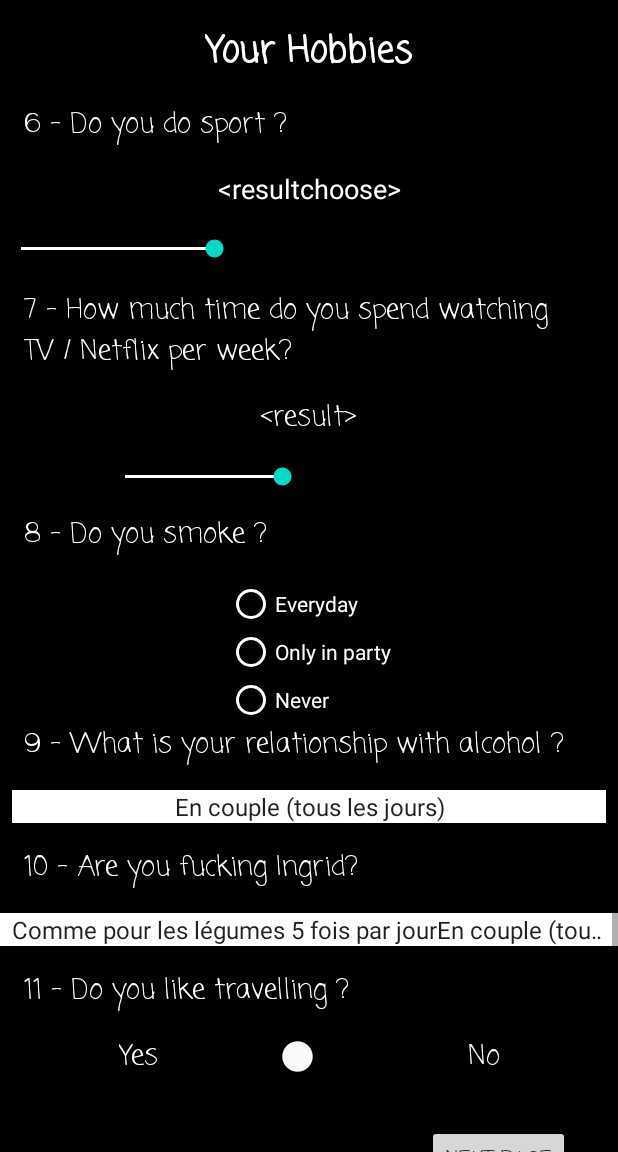
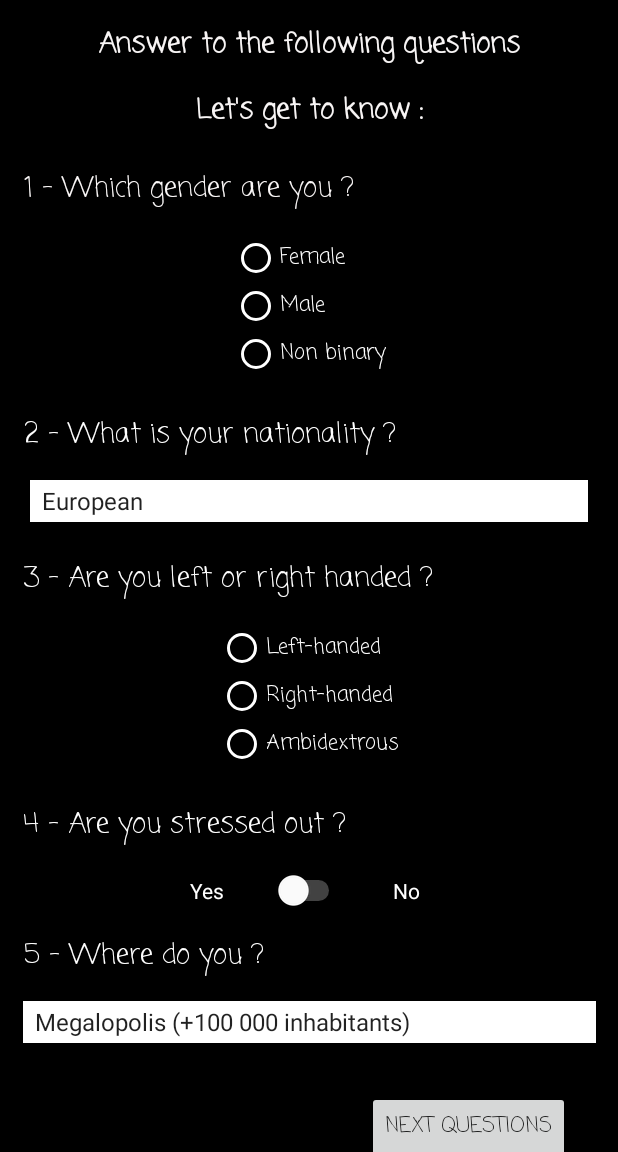
Before and after one commit to simonpayraudeau/FilRouge, an Android app: the screen it shows after launch (Hobbies before the commit, AboutYou after it), after a tap on "START", on a phone screen of 412 x 824 dp, the part 84-1236 px from its top. Run offline under Robolectric (Android 15) with nearby library versions, the phone set to English and light mode, and no system bars.

Commit message:
Ajout About You

```diff
--- a/app/src/main/AndroidManifest.xml
+++ b/app/src/main/AndroidManifest.xml
@@ -9,7 +9,8 @@
         android:roundIcon="@mipmap/ic_launcher_round"
         android:supportsRtl="true"
         android:theme="@style/AppTheme">
-        <activity android:name=".Lifestyle"></activity>
+        <activity android:name=".AboutYou"></activity>
+        <activity android:name=".Lifestyle" />
         <activity android:name=".Hobbies" />
         <activity android:name=".MainActivity">
             <intent-filter>
--- /dev/null
+++ b/app/src/main/java/up/gphy/filrouge/AboutYou.java
@@ -0,0 +1,64 @@
+package up.gphy.filrouge;
+
+import androidx.appcompat.app.AppCompatActivity;
+
+import android.icu.text.CaseMap;
+import android.os.Bundle;
+import android.widget.Button;
+import android.widget.RadioButton;
+import android.widget.Space;
+import android.widget.Spinner;
+import android.widget.Switch;
+import android.widget.TextView;
+
+public class AboutYou extends AppCompatActivity {
+
+    private TextView titleAY;
+    private TextView txtcatAY;
+    private TextView txtq1AY;
+    private RadioButton rbrep1aAY;
+    private RadioButton rbrep1bAY;
+    private RadioButton rbrep1cAY;
+    private TextView txtq2AY;
+    private Spinner spinrep2AY;
+    private TextView txtq3AY;
+    private RadioButton rbrep3aAY;
+    private RadioButton rbrep3bAY;
+    private RadioButton rbrep3cAY;
+    private TextView txtq4AY;
+    private TextView txtrep4yesAY;
+    private TextView txtrep4noAY;
+    private Switch swrep4AY;
+    private TextView txtq5AY;
+    private Spinner spinrep5AY;
+    private Button btnnextAY;
+
+    public static String TAG = "GMD About You";// Identifiant pour les messages de log
+
+    @Override
+    protected void onCreate(Bundle savedInstanceState) {
+        super.onCreate(savedInstanceState);
+        setContentView(R.layout.activity_about_you);
+
+        titleAY = findViewById(R.id.tittle);
+        txtcatAY = findViewById(R.id.txtcat1);
+        txtq1AY = findViewById(R.id.txtquest1);
+        rbrep1aAY = findViewById(R.id.rbrep1a);
+        rbrep1bAY = findViewById(R.id.rbrep1b);
+        rbrep1cAY = findViewById(R.id.rbrep1c);
+        txtq2AY = findViewById(R.id.txtquest2);
+        spinrep2AY = findViewById(R.id.spinrep2);
+        txtq3AY = findViewById(R.id.txtquest3);
+        rbrep3aAY = findViewById(R.id.rbrep3a);
+        rbrep3bAY = findViewById(R.id.rbrep3b);
+        rbrep3cAY = findViewById(R.id.rbrep3c);
+        txtq4AY = findViewById(R.id.txtquest4);
+        txtrep4yesAY = findViewById(R.id.txtr4yes);
+        txtrep4noAY = findViewById(R.id.txtr4no);
+        swrep4AY = findViewById(R.id.stchrep4);
+        txtq5AY = findViewById(R.id.txtquest5);
+        spinrep5AY = findViewById(R.id.spinrep5);
+        btnnextAY = findViewById(R.id.bnextQ1);
+
+    }
+}
--- a/app/src/main/java/up/gphy/filrouge/MainActivity.java
+++ b/app/src/main/java/up/gphy/filrouge/MainActivity.java
@@ -24,7 +24,7 @@ public class MainActivity extends AppCompatActivity {
 
     public void doConnect(View view) {
         Log.d(TAG,"do connect");
-        Intent intent = new Intent(this, Hobbies.class);
+        Intent intent = new Intent(this, AboutYou.class);
         startActivity(intent);
     }
 }
--- /dev/null
+++ b/app/src/main/res/layout/activity_about_you.xml
@@ -0,0 +1,284 @@
+<?xml version="1.0" encoding="utf-8"?>
+<androidx.constraintlayout.widget.ConstraintLayout xmlns:android="http://schemas.android.com/apk/res/android"
+    xmlns:app="http://schemas.android.com/apk/res-auto"
+    xmlns:tools="http://schemas.android.com/tools"
+    android:layout_width="match_parent"
+    android:layout_height="match_parent"
+    android:background="#000000"
+    tools:context=".AboutYou">
+    <ScrollView
+        android:layout_width="match_parent"
+        android:layout_height="match_parent"
+        tools:layout_editor_absoluteX="0dp"
+        tools:layout_editor_absoluteY="0dp">
+
+        <androidx.constraintlayout.widget.ConstraintLayout
+            android:id="@+id/linearLayout"
+            android:layout_width="match_parent"
+            android:layout_height="wrap_content">
+
+
+            <TextView
+                android:id="@+id/tittle"
+                android:layout_width="wrap_content"
+                android:layout_height="wrap_content"
+                android:layout_marginTop="16dp"
+                android:fontFamily="casual"
+                android:text="@string/answer_to_the_following_questions"
+                android:textColor="#F8F5F5"
+                android:textSize="18sp"
+                android:textStyle="bold"
+                app:layout_constraintEnd_toEndOf="parent"
+                app:layout_constraintStart_toStartOf="parent"
+                app:layout_constraintTop_toTopOf="parent" />
+
+
+            <TextView
+                android:id="@+id/txtquest5"
+                android:layout_width="wrap_content"
+                android:layout_height="wrap_content"
+                android:layout_marginStart="16dp"
+                android:layout_marginTop="16dp"
+                android:fontFamily="casual"
+                android:text="@string/_5_where_do_you"
+                android:textColor="#FFFFFF"
+                android:textSize="18sp"
+                app:layout_constraintEnd_toEndOf="parent"
+                app:layout_constraintHorizontal_bias="0.0"
+                app:layout_constraintStart_toStartOf="parent"
+                app:layout_constraintTop_toBottomOf="@+id/stchrep4" />
+
+            <TextView
+                android:id="@+id/txtcat1"
+                android:layout_width="wrap_content"
+                android:layout_height="wrap_content"
+                android:layout_marginTop="16dp"
+                android:fontFamily="casual"
+                android:text="@string/let_s_get_to_know"
+                android:textColor="#F8F5F5"
+                android:textSize="18sp"
+                android:textStyle="bold"
+                app:layout_constraintEnd_toEndOf="parent"
+                app:layout_constraintStart_toStartOf="parent"
+                app:layout_constraintTop_toBottomOf="@+id/tittle" />
+
+            <Switch
+                android:id="@+id/stchrep4"
+                android:layout_width="wrap_content"
+                android:layout_height="wrap_content"
+                android:layout_marginTop="16dp"
+                android:textColor="#FFFFFF"
+                android:textOff="@string/yes"
+                android:textOn="@string/no"
+                android:thumbTint="#FFFFFF"
+                android:trackTint="#FFFFFF"
+                app:layout_constraintEnd_toEndOf="parent"
+                app:layout_constraintStart_toStartOf="parent"
+                app:layout_constraintTop_toBottomOf="@+id/txtquest4" />
+
+            <TextView
+                android:id="@+id/txtquest3"
+                android:layout_width="wrap_content"
+                android:layout_height="wrap_content"
+                android:layout_marginStart="16dp"
+                android:layout_marginTop="24dp"
+                android:fontFamily="casual"
+                android:text="@string/_3_are_you_left_or_right_handed"
+                android:textColor="#FFFFFF"
+                android:textSize="18sp"
+                app:layout_constraintEnd_toEndOf="parent"
+                app:layout_constraintHorizontal_bias="0.0"
+                app:layout_constraintStart_toStartOf="parent"
+                app:layout_constraintTop_toBottomOf="@+id/spinrep2" />
+
+            <TextView
+                android:id="@+id/txtquest4"
+                android:layout_width="wrap_content"
+                android:layout_height="wrap_content"
+                android:layout_marginStart="16dp"
+                android:layout_marginTop="24dp"
+                android:fontFamily="casual"
+                android:text="@string/_4_are_you_stressed_out"
+                android:textColor="#FFFFFF"
+                android:textSize="18sp"
+                app:layout_constraintEnd_toEndOf="parent"
+                app:layout_constraintHorizontal_bias="0.0"
+                app:layout_constraintStart_toStartOf="parent"
+                app:layout_constraintTop_toBottomOf="@+id/rbgrep3" />
+
+            <TextView
+                android:id="@+id/txtquest2"
+                android:layout_width="wrap_content"
+                android:layout_height="wrap_content"
+                android:layout_marginStart="16dp"
+                android:layout_marginTop="24dp"
+                android:fontFamily="casual"
+                android:text="@string/_2_what_is_your_nationality"
+                android:textColor="#FFFFFF"
+                android:textSize="18sp"
+                app:layout_constraintEnd_toEndOf="parent"
+                app:layout_constraintHorizontal_bias="0.0"
+                app:layout_constraintStart_toStartOf="parent"
+                app:layout_constraintTop_toBottomOf="@+id/rbgrep1" />
+
+            <Spinner
+                android:id="@+id/spinrep2"
+                android:layout_width="372dp"
+                android:layout_height="28dp"
+                android:layout_marginStart="8dp"
+                android:layout_marginTop="16dp"
+                android:layout_marginEnd="8dp"
+                android:background="#FFFFFF"
+                android:backgroundTint="#FFFFFF"
+                android:entries="@array/array_rep2"
+                app:layout_constraintEnd_toEndOf="parent"
+                app:layout_constraintStart_toStartOf="parent"
+                app:layout_constraintTop_toBottomOf="@+id/txtquest2" />
+
+            <TextView
+                android:id="@+id/txtquest1"
+                android:layout_width="wrap_content"
+                android:layout_height="0dp"
+                android:layout_marginStart="16dp"
+                android:layout_marginTop="24dp"
+                android:fontFamily="casual"
+                android:text="@string/_1_which_gender_are_you"
+                android:textColor="#FBF8F8"
+                android:textSize="18sp"
+                app:layout_constraintEnd_toEndOf="parent"
+                app:layout_constraintHorizontal_bias="0.0"
+                app:layout_constraintStart_toStartOf="parent"
+                app:layout_constraintTop_toBottomOf="@+id/txtcat1" />
+
+
+            <RadioGroup
+                android:id="@+id/rbgrep3"
+                android:layout_width="wrap_content"
+                android:layout_height="wrap_content"
+                android:layout_marginTop="16dp"
+                app:layout_constraintEnd_toEndOf="parent"
+                app:layout_constraintStart_toStartOf="parent"
+                app:layout_constraintTop_toBottomOf="@+id/txtquest3">
+
+                <RadioButton
+                    android:id="@+id/rbrep3a"
+                    android:layout_width="120dp"
+                    android:layout_height="wrap_content"
+                    android:buttonTint="#FFFFFF"
+                    android:fontFamily="casual"
+                    android:text="@string/left_handed"
+                    android:textColor="#FFFFFF" />
+
+                <RadioButton
+                    android:id="@+id/rbrep3b"
+                    android:layout_width="120dp"
+                    android:layout_height="wrap_content"
+                    android:buttonTint="#FFFFFF"
+                    android:fontFamily="casual"
+                    android:text="@string/right_handed"
+                    android:textColor="#FFFFFF" />
+
+                <RadioButton
+                    android:id="@+id/rbrep3c"
+                    android:layout_width="wrap_content"
+                    android:layout_height="wrap_content"
+                    android:buttonTint="#FFFFFF"
+                    android:fontFamily="casual"
+                    android:text="@string/ambidextrous"
+                    android:textColor="#FFFFFF" />
+            </RadioGroup>
+
+            <RadioGroup
+                android:id="@+id/rbgrep1"
+                android:layout_width="wrap_content"
+                android:layout_height="wrap_content"
+                android:layout_marginTop="16dp"
+                app:layout_constraintEnd_toEndOf="parent"
+                app:layout_constraintStart_toStartOf="parent"
+                app:layout_constraintTop_toBottomOf="@+id/txtquest1">
+
+                <RadioButton
+                    android:id="@+id/rbrep1a"
+                    android:layout_width="match_parent"
+                    android:layout_height="wrap_content"
+                    android:buttonTint="#FFFFFF"
+                    android:fontFamily="casual"
+                    android:text="@string/female"
+                    android:textColor="#FFFFFF" />
+
+                <RadioButton
+                    android:id="@+id/rbrep1b"
+                    android:layout_width="match_parent"
+                    android:layout_height="wrap_content"
+                    android:buttonTint="#FFFFFF"
+                    android:fontFamily="casual"
+                    android:text="@string/male"
+                    android:textColor="#FFFFFF" />
+
+                <RadioButton
+                    android:id="@+id/rbrep1c"
+                    android:layout_width="match_parent"
+                    android:layout_height="wrap_content"
+                    android:buttonTint="#FFFFFF"
+                    android:fontFamily="casual"
+                    android:text="@string/non_binary"
+                    android:textColor="#FFFFFF" />
+            </RadioGroup>
+
+            <Spinner
+                android:id="@+id/spinrep5"
+                android:layout_width="382dp"
+                android:layout_height="28dp"
+                android:layout_marginTop="16dp"
+                android:background="#FFFFFF"
+                android:backgroundTint="#FFFFFF"
+                android:entries="@array/array_rep5"
+                app:layout_constraintEnd_toEndOf="parent"
+                app:layout_constraintStart_toStartOf="parent"
+                app:layout_constraintTop_toBottomOf="@+id/txtquest5" />
+
+            <Button
+                android:id="@+id/bnextQ1"
+                android:layout_width="wrap_content"
+                android:layout_height="wrap_content"
+                android:layout_marginTop="32dp"
+                android:layout_marginEnd="32dp"
+                android:layout_marginBottom="16dp"
+                android:fontFamily="casual"
+                android:text="@string/next_questions"
+                app:layout_constraintBottom_toBottomOf="parent"
+                app:layout_constraintEnd_toEndOf="parent"
+                app:layout_constraintHorizontal_bias="1.0"
+                app:layout_constraintStart_toStartOf="parent"
+                app:layout_constraintTop_toBottomOf="@+id/spinrep5" />
+
+            <TextView
+                android:id="@+id/txtr4yes"
+                android:layout_width="wrap_content"
+                android:layout_height="wrap_content"
+                android:layout_marginTop="20dp"
+                android:layout_marginEnd="32dp"
+                android:text="@string/yes"
+                android:textColor="#FFFFFF"
+                app:layout_constraintEnd_toStartOf="@+id/stchrep4"
+                app:layout_constraintHorizontal_bias="1.0"
+                app:layout_constraintStart_toStartOf="parent"
+                app:layout_constraintTop_toBottomOf="@+id/txtquest4" />
+
+            <TextView
+                android:id="@+id/txtr4no"
+                android:layout_width="wrap_content"
+                android:layout_height="wrap_content"
+                android:layout_marginStart="32dp"
+                android:layout_marginTop="20dp"
+                android:text="@string/no"
+                android:textColor="#FFFFFF"
+                app:layout_constraintEnd_toEndOf="parent"
+                app:layout_constraintHorizontal_bias="0.0"
+                app:layout_constraintStart_toEndOf="@+id/stchrep4"
+                app:layout_constraintTop_toBottomOf="@+id/txtquest4" />
+
+        </androidx.constraintlayout.widget.ConstraintLayout>
+    </ScrollView>
+
+</androidx.constraintlayout.widget.ConstraintLayout>
--- /dev/null
+++ b/app/src/main/res/values/rep2.xml
@@ -0,0 +1,13 @@
+<?xml version="1.0" encoding="utf-8"?>
+
+<resources>
+
+    <string-array name="array_rep2">
+        <item>European</item>
+        <item>Asian</item>
+        <item>African</item>
+        <item>American</item>
+        <item>Oceanian</item>
+    </string-array>
+
+</resources>
--- /dev/null
+++ b/app/src/main/res/values/rep5.xml
@@ -0,0 +1,13 @@
+<?xml version="1.0" encoding="utf-8"?>
+
+<resources>
+
+    <string-array name="array_rep5">
+        <item>Megalopolis (+100 000 inhabitants)</item>
+        <item>City (+10 000 inhabitants)</item>
+        <item>Municipality (+1000 inhabitants)</item>
+        <item>Village (-1000 inhabitants)</item>
+        <item>Slums (RIP)</item>
+        <item>At Granny\'s house at the far end of La Creuse</item>
+    </string-array>
+</resources>
--- a/app/src/main/res/values/strings.xml
+++ b/app/src/main/res/values/strings.xml
@@ -19,4 +19,18 @@
     <string name="yes">Yes</string>
     <string name="no">No</string>
     <string name="your_current_lifestyle">Your current lifestyle</string>
+    <string name="answer_to_the_following_questions">Answer to the following questions</string>
+    <string name="_5_where_do_you">5 - Where do you ?</string>
+    <string name="let_s_get_to_know">Let\'s get to know :</string>
+    <string name="_3_are_you_left_or_right_handed">3 - Are you left or right handed ?</string>
+    <string name="_4_are_you_stressed_out">4 - Are you stressed out ?</string>
+    <string name="_1_which_gender_are_you">1 - Which gender are you ?</string>
+    <string name="_2_what_is_your_nationality">2 - What is your nationality ?</string>
+    <string name="left_handed">Left-handed</string>
+    <string name="right_handed">Right-handed</string>
+    <string name="ambidextrous">Ambidextrous</string>
+    <string name="female">Female</string>
+    <string name="male">Male</string>
+    <string name="non_binary">Non binary</string>
+    <string name="next_questions">Next questions</string>
 </resources>
--- a/build.gradle
+++ b/build.gradle
@@ -8,7 +8,7 @@ buildscript {
 
     }
     dependencies {
-        classpath 'com.android.tools.build:gradle:3.6.3'
+        classpath 'com.android.tools.build:gradle:4.0.1'
 
 
         // NOTE: Do not place your application dependencies here; they belong
```
Also changed, not shown: gradle/wrapper/gradle-wrapper.properties, 1 other file.
